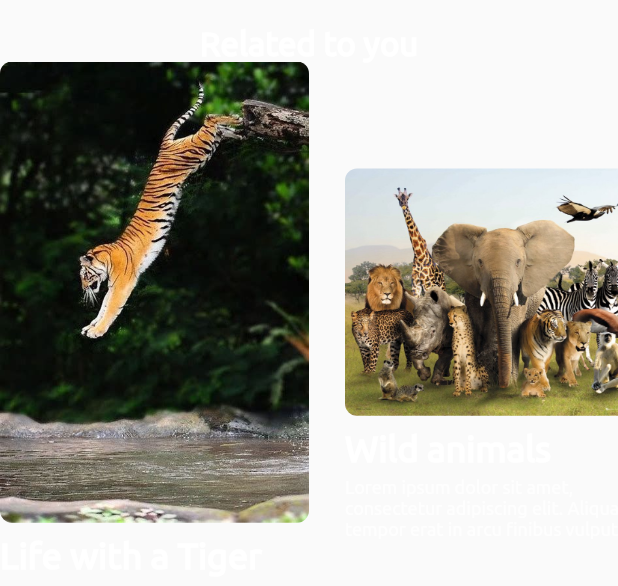
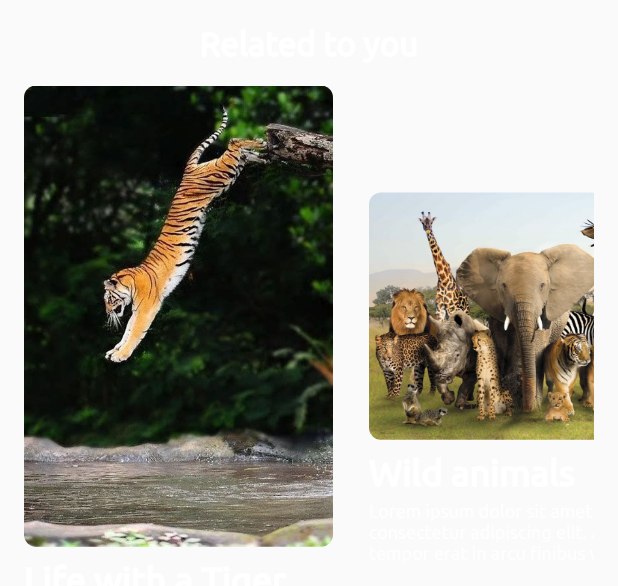
Before and after one commit to dagonco/flutter_savage_workshop, a Flutter app: the ExperiencesScrollView widget shown alone on an empty page, opened directly, on a phone screen of 412 x 824 dp. Shown: the top 586 px of the screen. Run offline on Flutter 3.47's test engine with Material 2 defaults, Android fonts, the phone set to English and light mode, and no system bars.

Commit message:
Add padding to separate this ScrollView from the borders of the screen

```diff
--- a/lib/screens/dashboard/experiences_scroll_view.dart
+++ b/lib/screens/dashboard/experiences_scroll_view.dart
@@ -14,7 +14,9 @@ class ExperiencesScrollView extends StatelessWidget {
           Strings.relatedToYou,
           style: TextStyles.buttonTextStyle,
         ),
-        SingleChildScrollView(
+        Padding(
+          padding: EdgeInsets.symmetric(horizontal: 16, vertical: 16),
+          child: SingleChildScrollView(
             scrollDirection: Axis.horizontal,
             child: Row(
               children: <Widget>[
@@ -38,6 +40,7 @@ class ExperiencesScrollView extends StatelessWidget {
               ],
             ),
           ),
+        ),
       ],
     );
   }
```
Lines whose indentation alone changed are shown as unchanged.
